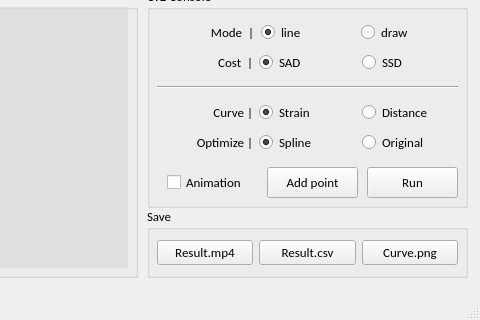
Above: tool/main.ui from doraduan12/Speckle_Tracking before the change; both pictures show x 353 to 833 and y 532 to 852 of the 833 by 852 pixel window. Below: the same form after it.
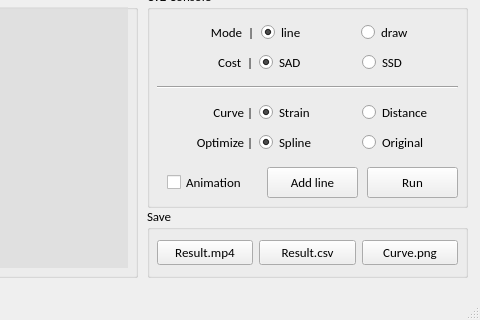
That is the form after the change.

Commit message: 20200528 16:55 1. draw 模式，「新增點」功能

Patch:
```diff
--- a/tool/main.ui
+++ b/tool/main.ui
@@ -1138,7 +1138,7 @@
         </font>
        </property>
        <property name="text">
-        <string>Add point</string>
+        <string>Add line</string>
        </property>
        <property name="autoRepeatDelay">
         <number>-1</number>
```
Left out of the diff: 2 changed lines with no effect on the pictures. The commit also changes 2 other files.
